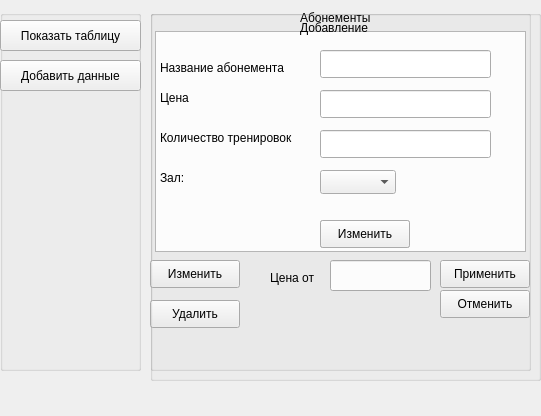
The window that 6_semester/database/cpp/view.ui (danilbushkov/vyatsu) describes before a commit, drawn with Qt 5.
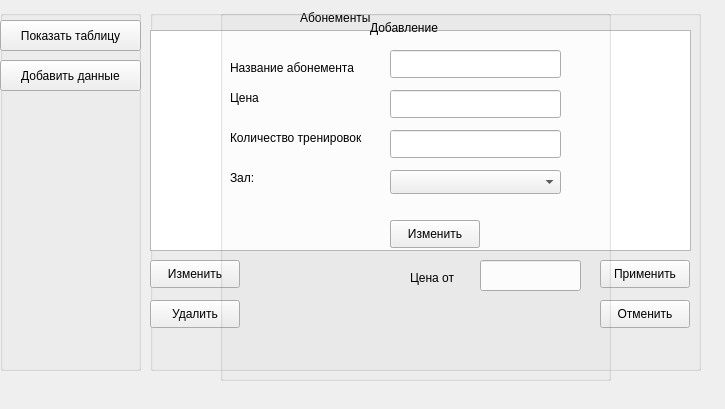
The same window after the commit.

Commit message: added row in table and clear table

Patch:
```diff
--- a/6_semester/database/cpp/view.ui
+++ b/6_semester/database/cpp/view.ui
@@ -6,8 +6,8 @@
    <rect>
     <x>0</x>
     <y>0</y>
-    <width>541</width>
-    <height>416</height>
+    <width>725</width>
+    <height>409</height>
    </rect>
   </property>
   <property name="windowTitle">
@@ -64,19 +64,19 @@
      <rect>
       <x>150</x>
       <y>10</y>
-      <width>381</width>
+      <width>551</width>
       <height>361</height>
      </rect>
     </property>
     <property name="title">
      <string/>
     </property>
-    <widget class="QTableView" name="tableView">
+    <widget class="QTableWidget" name="tableWidget">
      <property name="geometry">
       <rect>
-       <x>5</x>
-       <y>21</y>
-       <width>371</width>
+       <x>0</x>
+       <y>20</y>
+       <width>541</width>
        <height>221</height>
       </rect>
      </property>
@@ -110,7 +110,7 @@
     <widget class="QLineEdit" name="lineEdit">
      <property name="geometry">
       <rect>
-       <x>180</x>
+       <x>330</x>
        <y>250</y>
        <width>101</width>
        <height>31</height>
@@ -120,7 +120,7 @@
     <widget class="QPushButton" name="filterApplyButton">
      <property name="geometry">
       <rect>
-       <x>290</x>
+       <x>450</x>
        <y>250</y>
        <width>90</width>
        <height>28</height>
@@ -133,8 +133,8 @@
     <widget class="QPushButton" name="filterCancelButton">
      <property name="geometry">
       <rect>
-       <x>290</x>
-       <y>280</y>
+       <x>450</x>
+       <y>290</y>
        <width>90</width>
        <height>28</height>
       </rect>
@@ -146,7 +146,7 @@
     <widget class="QLabel" name="filterLabel">
      <property name="geometry">
       <rect>
-       <x>120</x>
+       <x>260</x>
        <y>260</y>
        <width>58</width>
        <height>16</height>
@@ -176,7 +176,7 @@
     </property>
     <property name="geometry">
      <rect>
-      <x>150</x>
+      <x>220</x>
       <y>10</y>
       <width>391</width>
       <height>371</height>
@@ -285,7 +285,7 @@
       <rect>
        <x>170</x>
        <y>160</y>
-       <width>76</width>
+       <width>171</width>
        <height>24</height>
       </rect>
      </property>
@@ -320,8 +320,8 @@
    <widget class="QLabel" name="errorLabel">
     <property name="geometry">
      <rect>
-      <x>230</x>
-      <y>380</y>
+      <x>400</x>
+      <y>370</y>
       <width>58</width>
       <height>16</height>
      </rect>
```
The commit also changes 3 other files.
